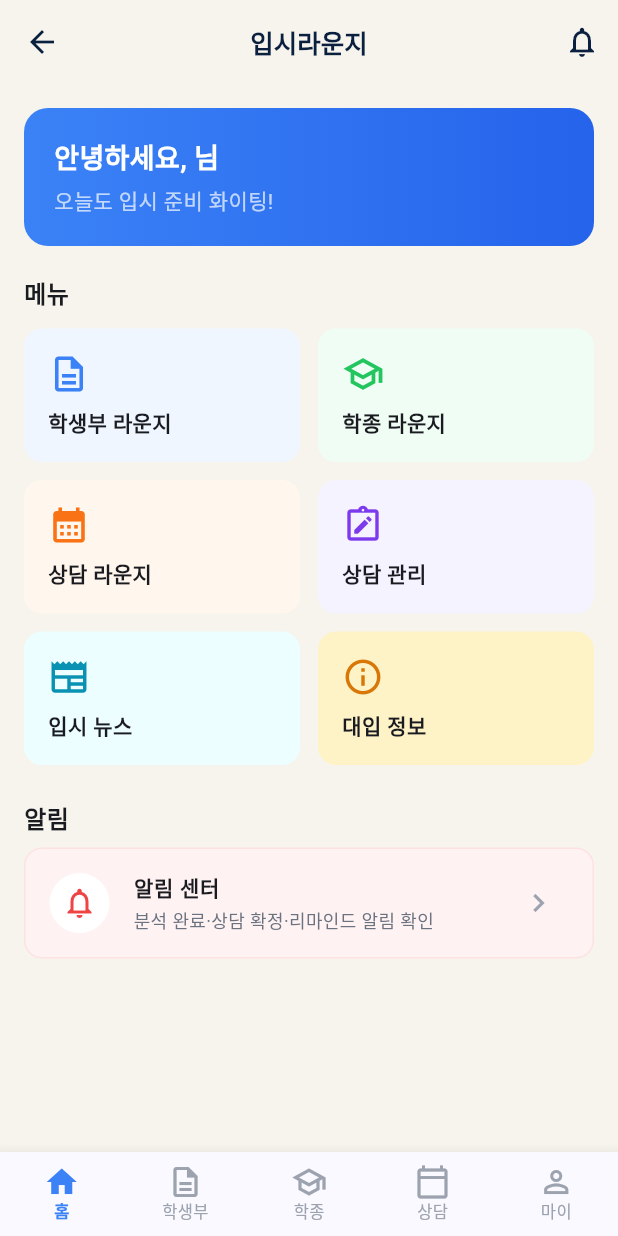
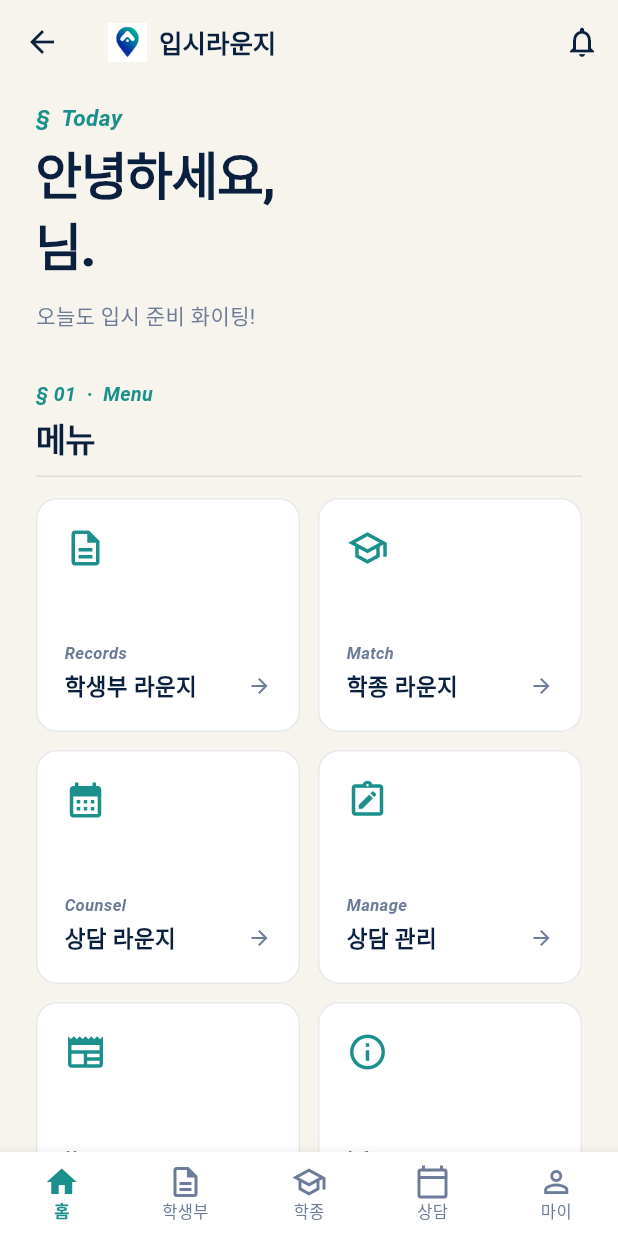
Before and after one commit to ipsilounge2026/ipsilounge, a Flutter app: the HomeScreen screen opened by its route, on a phone screen of 412 x 824 dp. Run offline on Flutter 3.47's test engine with Material 3 defaults, Android fonts, the phone set to English and light mode, and no system bars; our stand-ins replace file_picker, firebase_core, firebase_messaging, fl_chart, flutter_local_notifications, in_app_purchase and 2 more; accounts and stored records are empty; network calls fail; Roboto replaces fonts that are missing (Pretendard).

Commit message:
feat(mobile): 홈·마이페이지 에디토리얼 디자인 적용
참고 디자인(홈 화면·마이페이지)을 Flutter 에 반영. 나머지 화면은
앞서 적용한 전역 ThemeData(네이비/틸/크림)로 톤 자동 통일.

home_screen:
- AppBar 로고+입시라운지, §Today + 안녕하세요/이름(틸 이탤릭)/님.
- _sectionHead(§NN·EN/KO) 헬퍼로 메뉴·알림·최근신청 섹션 마커
- _MenuCard 흰 카드+틸 아이콘+영문 부라벨+화살표 (color/iconColor 파라미터
  제거, english 주입), 하단탭 틸/네이비
mypage_screen:
- 섹션 타이틀 5개 네이비 800, _buildLabel·_infoRow 에디토리얼 색

로직·네비게이션·onSwitchTab·API·약관 흐름 전부 불변 (시각 위젯만).
브래킷 밸런스 확인. flutter CLI 로컬 미설치 → 앱 빌드 시 analyze 검증 필요.

Co-Authored-By: Claude Opus 4.7 (1M context) <noreply@anthropic.com>

```diff
--- a/mobile/lib/screens/home_screen.dart
+++ b/mobile/lib/screens/home_screen.dart
@@ -1,5 +1,6 @@
 import 'package:flutter/material.dart';
 import 'package:provider/provider.dart';
+import '../theme/app_palette.dart';
 import '../main.dart' show kEnableFirebase;
 import '../providers/auth_provider.dart';
 import '../providers/analysis_provider.dart';
@@ -13,6 +14,29 @@ import 'seminar_screen.dart';
 // Firebase import 는 compile 단계에서만 필요.
 // kEnableFirebase=false 이면 런타임에는 호출되지 않음.
 import 'package:firebase_messaging/firebase_messaging.dart';
+
+/// 에디토리얼 섹션 헤더 (§ 01 · Menu / 메뉴)
+Widget _sectionHead(String no, String en, String ko) => Column(
+      crossAxisAlignment: CrossAxisAlignment.start,
+      children: [
+        Text('§ $no  ·  $en',
+            style: const TextStyle(
+                fontSize: 13,
+                fontStyle: FontStyle.italic,
+                color: AppPalette.teal,
+                fontWeight: FontWeight.w600)),
+        const SizedBox(height: 4),
+        Text(ko,
+            style: const TextStyle(
+                fontSize: 22,
+                fontWeight: FontWeight.w800,
+                color: AppPalette.navy,
+                letterSpacing: -0.5)),
+        const SizedBox(height: 10),
+        Container(height: 1, color: AppPalette.line),
+        const SizedBox(height: 14),
+      ],
+    );
 
 class HomeScreen extends StatefulWidget {
   const HomeScreen({super.key});
@@ -74,8 +98,9 @@ class _HomeScreenState extends State<HomeScreen> {
         currentIndex: _selectedIndex,
         onTap: (i) => setState(() => _selectedIndex = i),
         type: BottomNavigationBarType.fixed,
-        selectedItemColor: const Color(0xFF3B82F6),
-        unselectedItemColor: const Color(0xFF9CA3AF),
+        backgroundColor: Colors.white,
+        selectedItemColor: AppPalette.teal,
+        unselectedItemColor: AppPalette.muted,
         selectedLabelStyle:
             const TextStyle(fontSize: 11, fontWeight: FontWeight.w600),
         unselectedLabelStyle: const TextStyle(fontSize: 11),
@@ -103,57 +128,76 @@ class _HomeTab extends StatelessWidget {
 
     return Scaffold(
       appBar: AppBar(
-        title: const Text('입시라운지'),
+        titleSpacing: 16,
+        title: Row(
+          mainAxisSize: MainAxisSize.min,
+          children: [
+            Image.asset('assets/icon/icon.png', width: 26, height: 26),
+            const SizedBox(width: 8),
+            const Text('입시라운지',
+                style: TextStyle(fontWeight: FontWeight.w800, color: AppPalette.navy)),
+          ],
+        ),
+        centerTitle: false,
         actions: [
           IconButton(
-            icon: const Icon(Icons.notifications_outlined),
+            icon: const Icon(Icons.notifications_outlined, color: AppPalette.navy),
             onPressed: () => Navigator.pushNamed(context, '/notifications'),
           ),
         ],
       ),
       body: ListView(
-        padding: const EdgeInsets.all(16),
+        padding: const EdgeInsets.fromLTRB(24, 12, 24, 28),
         children: [
-          // 환영 카드
-          Container(
-            padding: const EdgeInsets.all(20),
-            decoration: BoxDecoration(
-              gradient: const LinearGradient(
-                colors: [Color(0xFF3B82F6), Color(0xFF2563EB)],
-              ),
-              borderRadius: BorderRadius.circular(16),
-            ),
-            child: Column(
-              crossAxisAlignment: CrossAxisAlignment.start,
+          // 환영 — 에디토리얼
+          const Text('§  Today',
+              style: TextStyle(
+                  fontSize: 15,
+                  fontStyle: FontStyle.italic,
+                  color: AppPalette.teal,
+                  fontWeight: FontWeight.w600)),
+          const SizedBox(height: 10),
+          RichText(
+            text: TextSpan(
               children: [
-                Text(
-                  '안녕하세요, ${user?.name ?? ''}님',
-                  style: const TextStyle(
-                      color: Colors.white, fontSize: 18, fontWeight: FontWeight.w700),
-                ),
-                const SizedBox(height: 4),
-                const Text(
-                  '오늘도 입시 준비 화이팅!',
-                  style: TextStyle(color: Colors.white70, fontSize: 14),
-                ),
+                const TextSpan(
+                    text: '안녕하세요,\n',
+                    style: TextStyle(
+                        color: AppPalette.navy,
+                        fontSize: 34,
+                        fontWeight: FontWeight.w800,
+                        letterSpacing: -1,
+                        height: 1.15)),
+                TextSpan(
+                    text: user?.name ?? '',
+                    style: const TextStyle(
+                        color: AppPalette.teal,
+                        fontSize: 34,
+                        fontWeight: FontWeight.w700,
+                        fontStyle: FontStyle.italic,
+                        letterSpacing: -1)),
+                const TextSpan(
+                    text: '님.',
+                    style: TextStyle(
+                        color: AppPalette.navy,
+                        fontSize: 34,
+                        fontWeight: FontWeight.w800,
+                        letterSpacing: -1)),
               ],
             ),
           ),
-          const SizedBox(height: 20),
-          // 빠른 메뉴
-          const Text(
-            '메뉴',
-            style: TextStyle(fontSize: 16, fontWeight: FontWeight.w700),
-          ),
           const SizedBox(height: 12),
+          const Text('오늘도 입시 준비 화이팅!',
+              style: TextStyle(color: AppPalette.muted, fontSize: 14)),
+          const SizedBox(height: 32),
+          _sectionHead('01', 'Menu', '메뉴'),
           Row(
             children: [
               Expanded(
                 child: _MenuCard(
                   icon: Icons.description_outlined,
                   label: '학생부 라운지',
-                  color: const Color(0xFFEFF6FF),
-                  iconColor: const Color(0xFF3B82F6),
+                  english: 'Records',
                   onTap: () => onSwitchTab(1),
                 ),
               ),
@@ -162,8 +206,7 @@ class _HomeTab extends StatelessWidget {
                 child: _MenuCard(
                   icon: Icons.school_outlined,
                   label: '학종 라운지',
-                  color: const Color(0xFFF0FDF4),
-                  iconColor: const Color(0xFF22C55E),
+                  english: 'Match',
                   onTap: () => onSwitchTab(2),
                 ),
               ),
@@ -176,8 +219,7 @@ class _HomeTab extends StatelessWidget {
                 child: _MenuCard(
                   icon: Icons.calendar_month,
                   label: '상담 라운지',
-                  color: const Color(0xFFFFF7ED),
-                  iconColor: const Color(0xFFF97316),
+                  english: 'Counsel',
                   onTap: () => onSwitchTab(3),
                 ),
               ),
@@ -187,8 +229,7 @@ class _HomeTab extends StatelessWidget {
                 child: _MenuCard(
                   icon: Icons.note_alt_outlined,
                   label: '상담 관리',
-                  color: const Color(0xFFF5F3FF),
-                  iconColor: const Color(0xFF7C3AED),
+                  english: 'Manage',
                   onTap: () => Navigator.pushNamed(context, '/consultation/management'),
                 ),
               ),
@@ -202,8 +243,7 @@ class _HomeTab extends StatelessWidget {
                 child: _MenuCard(
                   icon: Icons.newspaper_outlined,
                   label: '입시 뉴스',
-                  color: const Color(0xFFECFEFF),
-                  iconColor: const Color(0xFF0891B2),
+                  english: 'News',
                   onTap: () => Navigator.pushNamed(context, '/news'),
                 ),
               ),
@@ -213,8 +253,7 @@ class _HomeTab extends StatelessWidget {
                 child: _MenuCard(
                   icon: Icons.info_outline,
                   label: '대입 정보',
-                  color: const Color(0xFFFEF3C7),
-                  iconColor: const Color(0xFFD97706),
+                  english: 'Info',
                   onTap: () => Navigator.pushNamed(context, '/admission-info'),
                 ),
               ),
@@ -229,8 +268,7 @@ class _HomeTab extends StatelessWidget {
                   child: _MenuCard(
                     icon: Icons.mic_outlined,
                     label: '설명회 예약',
-                    color: const Color(0xFFEDE9FE),
-                    iconColor: const Color(0xFF8B5CF6),
+                  english: 'Seminar',
                     onTap: () => Navigator.push(context, MaterialPageRoute(builder: (_) => const SeminarScreen())),
                   ),
                 ),
@@ -240,27 +278,23 @@ class _HomeTab extends StatelessWidget {
             ),
           ],
           // 알림: 메뉴 그리드에서 분리하여 별도 섹션으로 배치
-          const SizedBox(height: 24),
-          const Text(
-            '알림',
-            style: TextStyle(fontSize: 16, fontWeight: FontWeight.w700),
-          ),
-          const SizedBox(height: 8),
+          const SizedBox(height: 32),
+          _sectionHead('02', 'Notifications', '알림'),
           Container(
             decoration: BoxDecoration(
-              color: const Color(0xFFFEF2F2),
+              color: Colors.white,
               borderRadius: BorderRadius.circular(12),
-              border: Border.all(color: const Color(0xFFFEE2E2)),
+              border: Border.all(color: AppPalette.line),
             ),
             child: ListTile(
               leading: Container(
                 width: 40,
                 height: 40,
                 decoration: BoxDecoration(
-                  color: Colors.white,
+                  color: AppPalette.cream,
                   borderRadius: BorderRadius.circular(20),
                 ),
-                child: const Icon(Icons.notifications_outlined, color: Color(0xFFEF4444)),
+                child: const Icon(Icons.notifications_outlined, color: AppPalette.teal),
               ),
               title: const Text(
                 '알림 센터',
@@ -274,22 +308,23 @@ class _HomeTab extends StatelessWidget {
               onTap: () => Navigator.pushNamed(context, '/notifications'),
             ),
           ),
-          const SizedBox(height: 20),
+          const SizedBox(height: 32),
           if (recent.isNotEmpty) ...[
-            Row(
-              mainAxisAlignment: MainAxisAlignment.spaceBetween,
+            Stack(
               children: [
-                const Text(
-                  '최근 라운지 신청',
-                  style: TextStyle(fontSize: 16, fontWeight: FontWeight.w700),
-                ),
-                TextButton(
-                  onPressed: () => onSwitchTab(1),
-                  child: const Text('전체보기'),
+                _sectionHead('03', 'Recent applications', '최근 라운지 신청'),
+                Positioned(
+                  right: 0,
+                  top: 0,
+                  child: TextButton(
+                    onPressed: () => onSwitchTab(1),
+                    child: const Text('전체보기 →',
+                        style: TextStyle(color: AppPalette.teal, fontWeight: FontWeight.w700, fontSize: 13)),
+                  ),
                 ),
               ],
             ),
-            const SizedBox(height: 8),
+            const SizedBox(height: 4),
             ...recent.map((o) => _RecentOrderCard(
                   filename: o.schoolRecordFilename ?? '${o.serviceTypeLabel} 신청',
                   status: o.status,
@@ -305,15 +340,13 @@ class _HomeTab extends StatelessWidget {
 class _MenuCard extends StatelessWidget {
   final IconData icon;
   final String label;
-  final Color color;
-  final Color iconColor;
+  final String english;
   final VoidCallback onTap;
 
   const _MenuCard({
     required this.icon,
     required this.label,
-    required this.color,
-    required this.iconColor,
+    required this.english,
     required this.onTap,
   });
 
@@ -322,19 +355,42 @@ class _MenuCard extends StatelessWidget {
     return GestureDetector(
       onTap: onTap,
       child: Container(
-        padding: const EdgeInsets.all(16),
+        height: 156,
+        padding: const EdgeInsets.all(18),
         decoration: BoxDecoration(
-          color: color,
-          borderRadius: BorderRadius.circular(12),
+          color: Colors.white,
+          borderRadius: BorderRadius.circular(14),
+          border: Border.all(color: AppPalette.line),
         ),
         child: Column(
           crossAxisAlignment: CrossAxisAlignment.start,
           children: [
-            Icon(icon, color: iconColor, size: 28),
-            const SizedBox(height: 8),
+            Icon(icon, color: AppPalette.teal, size: 28),
+            const Spacer(),
             Text(
-              label,
-              style: const TextStyle(fontSize: 14, fontWeight: FontWeight.w600),
+              english,
+              style: const TextStyle(
+                  fontSize: 11,
+                  fontStyle: FontStyle.italic,
+                  color: AppPalette.muted,
+                  fontWeight: FontWeight.w600),
+            ),
+            const SizedBox(height: 3),
+            Row(
+              mainAxisAlignment: MainAxisAlignment.spaceBetween,
+              children: [
+                Flexible(
+                  child: Text(
+                    label,
+                    style: const TextStyle(
+                        fontSize: 15,
+                        fontWeight: FontWeight.w800,
+                        color: AppPalette.navy),
+                    overflow: TextOverflow.ellipsis,
+                  ),
+                ),
+                const Icon(Icons.arrow_forward, size: 16, color: AppPalette.muted),
+              ],
             ),
           ],
         ),
--- a/mobile/lib/screens/mypage_screen.dart
+++ b/mobile/lib/screens/mypage_screen.dart
@@ -1,4 +1,5 @@
 import 'package:flutter/material.dart';
+import '../theme/app_palette.dart';
 import 'package:provider/provider.dart';
 import '../providers/auth_provider.dart';
 import '../models/consultation.dart';
@@ -470,7 +471,7 @@ class _MypageScreenState extends State<MypageScreen> {
             child: Column(
               crossAxisAlignment: CrossAxisAlignment.start,
               children: [
-                const Text('회원 정보', style: TextStyle(fontSize: 15, fontWeight: FontWeight.w700)),
+                const Text('회원 정보', style: TextStyle(fontSize: 18, fontWeight: FontWeight.w800, color: AppPalette.navy, letterSpacing: -0.3)),
                 const SizedBox(height: 16),
                 if (_editing) ...[
                   _buildLabel('이름'),
@@ -642,7 +643,7 @@ class _MypageScreenState extends State<MypageScreen> {
               child: Column(
                 crossAxisAlignment: CrossAxisAlignment.start,
                 children: [
-                  const Text('담당 상담자', style: TextStyle(fontSize: 15, fontWeight: FontWeight.w700)),
+                  const Text('담당 상담자', style: TextStyle(fontSize: 18, fontWeight: FontWeight.w800, color: AppPalette.navy, letterSpacing: -0.3)),
                   const SizedBox(height: 12),
                   if (_counselorLoading)
                     const Center(child: SizedBox(width: 20, height: 20, child: CircularProgressIndicator(strokeWidth: 2)))
@@ -694,7 +695,7 @@ class _MypageScreenState extends State<MypageScreen> {
               child: Column(
                 crossAxisAlignment: CrossAxisAlignment.start,
                 children: [
-                  const Text('담당 선배', style: TextStyle(fontSize: 15, fontWeight: FontWeight.w700)),
+                  const Text('담당 선배', style: TextStyle(fontSize: 18, fontWeight: FontWeight.w800, color: AppPalette.navy, letterSpacing: -0.3)),
                   const SizedBox(height: 12),
                   if (_seniorLoading)
                     const Center(child: SizedBox(width: 20, height: 20, child: CircularProgressIndicator(strokeWidth: 2)))
@@ -786,7 +787,7 @@ class _MypageScreenState extends State<MypageScreen> {
                     Row(
                       mainAxisAlignment: MainAxisAlignment.spaceBetween,
                       children: [
-                        const Text('사전 조사', style: TextStyle(fontSize: 15, fontWeight: FontWeight.w700)),
+                        const Text('사전 조사', style: TextStyle(fontSize: 18, fontWeight: FontWeight.w800, color: AppPalette.navy, letterSpacing: -0.3)),
                         GestureDetector(
                           onTap: () => Navigator.pushNamed(context, '/consultation'),
                           child: const Text('새 설문 →', style: TextStyle(fontSize: 13, color: Color(0xFF3B82F6))),
@@ -915,7 +916,7 @@ class _MypageScreenState extends State<MypageScreen> {
               child: Column(
                 crossAxisAlignment: CrossAxisAlignment.start,
                 children: [
-                  const Text('빠른 메뉴', style: TextStyle(fontSize: 15, fontWeight: FontWeight.w700)),
+                  const Text('빠른 메뉴', style: TextStyle(fontSize: 18, fontWeight: FontWeight.w800, color: AppPalette.navy, letterSpacing: -0.3)),
                   const SizedBox(height: 12),
                   GridView.count(
                     shrinkWrap: true,
@@ -1017,14 +1018,14 @@ class _MypageScreenState extends State<MypageScreen> {
 
   Widget _buildLabel(String text) => Padding(
     padding: const EdgeInsets.only(bottom: 6),
-    child: Text(text, style: const TextStyle(fontSize: 13, fontWeight: FontWeight.w500, color: Color(0xFF374151))),
+    child: Text(text, style: const TextStyle(fontSize: 12, fontWeight: FontWeight.w600, color: AppPalette.muted)),
   );
 
   Widget _infoRow(String label, String value) => Row(
     mainAxisAlignment: MainAxisAlignment.spaceBetween,
     children: [
-      Text(label, style: const TextStyle(fontSize: 13, color: Color(0xFF6B7280))),
-      Text(value, style: const TextStyle(fontSize: 14, fontWeight: FontWeight.w500)),
+      Text(label, style: const TextStyle(fontSize: 12, color: AppPalette.muted, fontWeight: FontWeight.w600)),
+      Text(value, style: const TextStyle(fontSize: 14, fontWeight: FontWeight.w700, color: AppPalette.navy)),
     ],
   );
 
@@ -1039,7 +1040,7 @@ class _MypageScreenState extends State<MypageScreen> {
       Row(
         mainAxisAlignment: MainAxisAlignment.spaceBetween,
         children: [
-          Text(label, style: const TextStyle(fontSize: 13, color: Color(0xFF6B7280))),
+          Text(label, style: const TextStyle(fontSize: 12, color: AppPalette.muted, fontWeight: FontWeight.w600)),
           Container(
             padding: const EdgeInsets.symmetric(horizontal: 10, vertical: 4),
             decoration: BoxDecoration(
```
